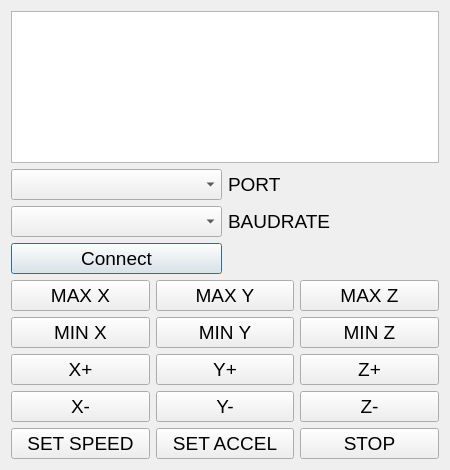
This is client/ui/main.ui in rpopov94/MAGNETICK as Qt 5 draws it before an edit. The edited form follows.
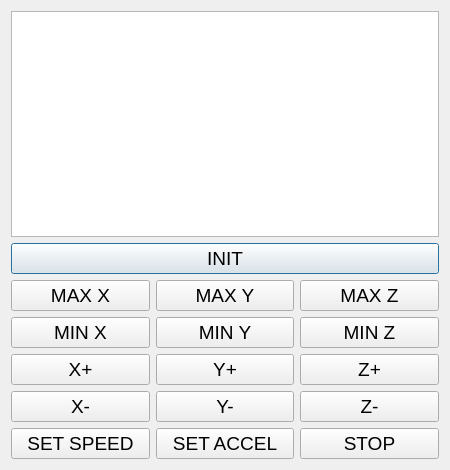
This is the edited form.

The edit to the form file:
```diff
--- a/client/ui/main.ui
+++ b/client/ui/main.ui
@@ -36,35 +36,11 @@
     <widget class="QTextBrowser" name="info"/>
    </item>
    <item>
-    <layout class="QGridLayout" name="gridLayout_3">
-     <item row="1" column="0">
-      <widget class="QComboBox" name="port"/>
-     </item>
-     <item row="3" column="0">
-      <widget class="QPushButton" name="connect_port">
-       <property name="text">
-        <string>Connect</string>
-       </property>
-      </widget>
-     </item>
-     <item row="2" column="0">
-      <widget class="QComboBox" name="baudrate"/>
-     </item>
-     <item row="1" column="1">
-      <widget class="QLabel" name="port_l">
-       <property name="text">
-        <string>PORT</string>
-       </property>
-      </widget>
-     </item>
-     <item row="2" column="1">
-      <widget class="QLabel" name="baudrate_l">
-       <property name="text">
-        <string>BAUDRATE</string>
-       </property>
-      </widget>
-     </item>
-    </layout>
+    <widget class="QPushButton" name="init_p">
+     <property name="text">
+      <string>INIT</string>
+     </property>
+    </widget>
    </item>
    <item>
     <layout class="QGridLayout" name="gridLayout_2">
```
